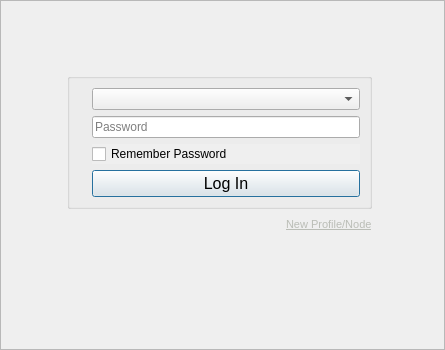
Old version of the form retroshare-gui/src/gui/StartDialog.ui in the repository RetroShare/RetroShare.
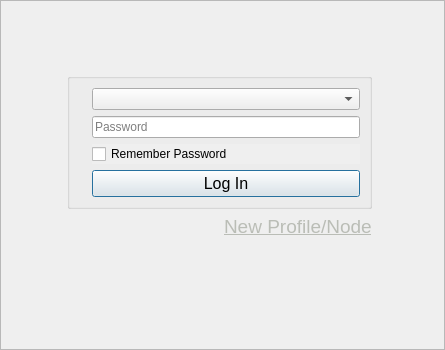
New version of the form. Icons and pictures are not drawn. Custom widgets are drawn as their Qt base class.

Commit message: change text size in StartDialog.ui

```diff
--- a/retroshare-gui/src/gui/StartDialog.ui
+++ b/retroshare-gui/src/gui/StartDialog.ui
@@ -321,6 +321,11 @@
         </item>
         <item>
          <widget class="QLabel" name="labelProfile">
+          <property name="font">
+           <font>
+            <pointsize>11</pointsize>
+           </font>
+          </property>
           <property name="toolTip">
            <string>Opens a dialog for creating a new profile or 
 adding locations to an existing profile. 
@@ -330,7 +335,7 @@
            <string notr="true"/>
           </property>
           <property name="text">
-           <string>&lt;html&gt;&lt;head/&gt;&lt;body&gt;&lt;p&gt;&lt;a href=&quot;Create new Profile...&quot;&gt;&lt;span style=&quot; font-family:'MS Shell Dlg 2'; font-size:8pt; text-decoration: underline; color:#babdb6;&quot;&gt;New Profile/Node&lt;/span&gt;&lt;/a&gt;&lt;/p&gt;&lt;/body&gt;&lt;/html&gt;</string>
+           <string>&lt;html&gt;&lt;head/&gt;&lt;body&gt;&lt;p&gt;&lt;a href=&quot;Create new Profile...&quot;&gt;&lt;span style=&quot; font-family:'MS Shell Dlg 2'; font-size:14pt; text-decoration: underline; color:#babdb6;&quot;&gt;New Profile/Node&lt;/span&gt;&lt;/a&gt;&lt;/p&gt;&lt;/body&gt;&lt;/html&gt;</string>
           </property>
          </widget>
         </item>
```
